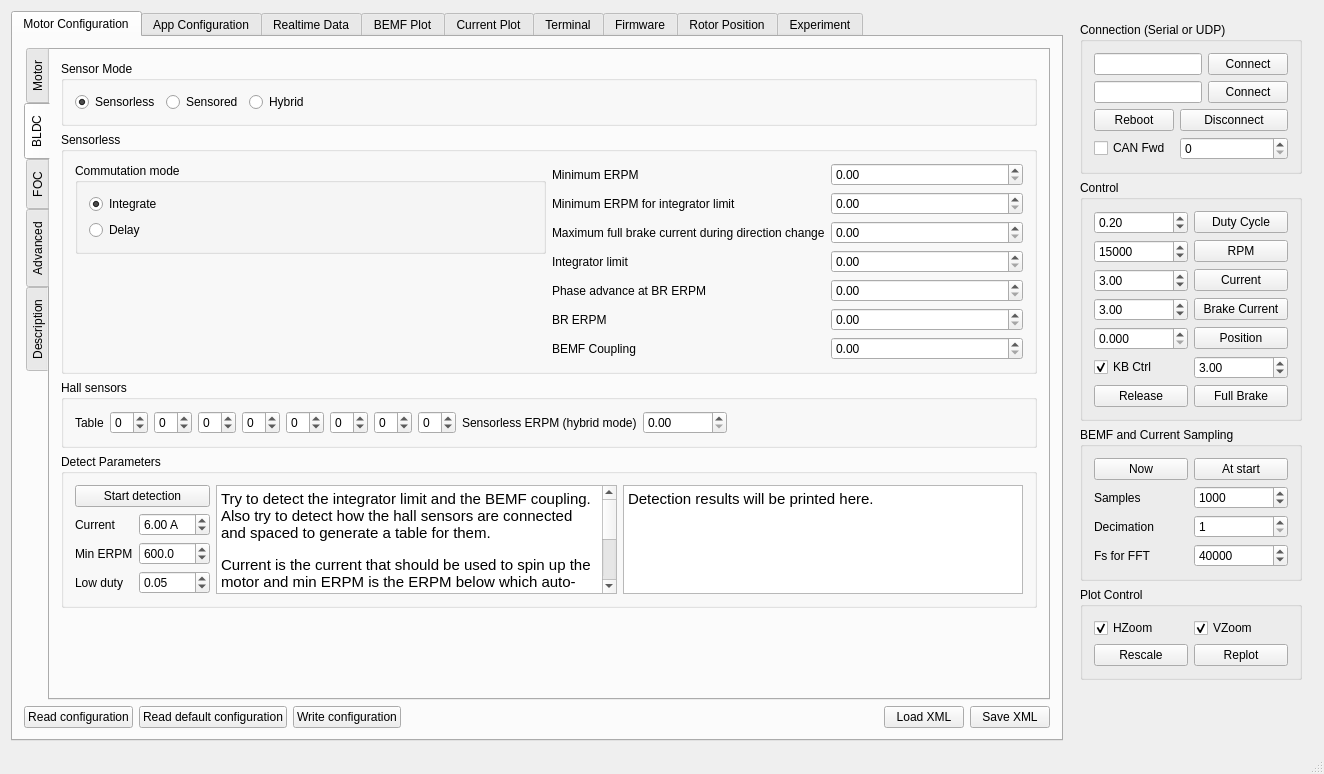
Old version of the form mainwindow.ui in the repository vedderb/bldc-tool.
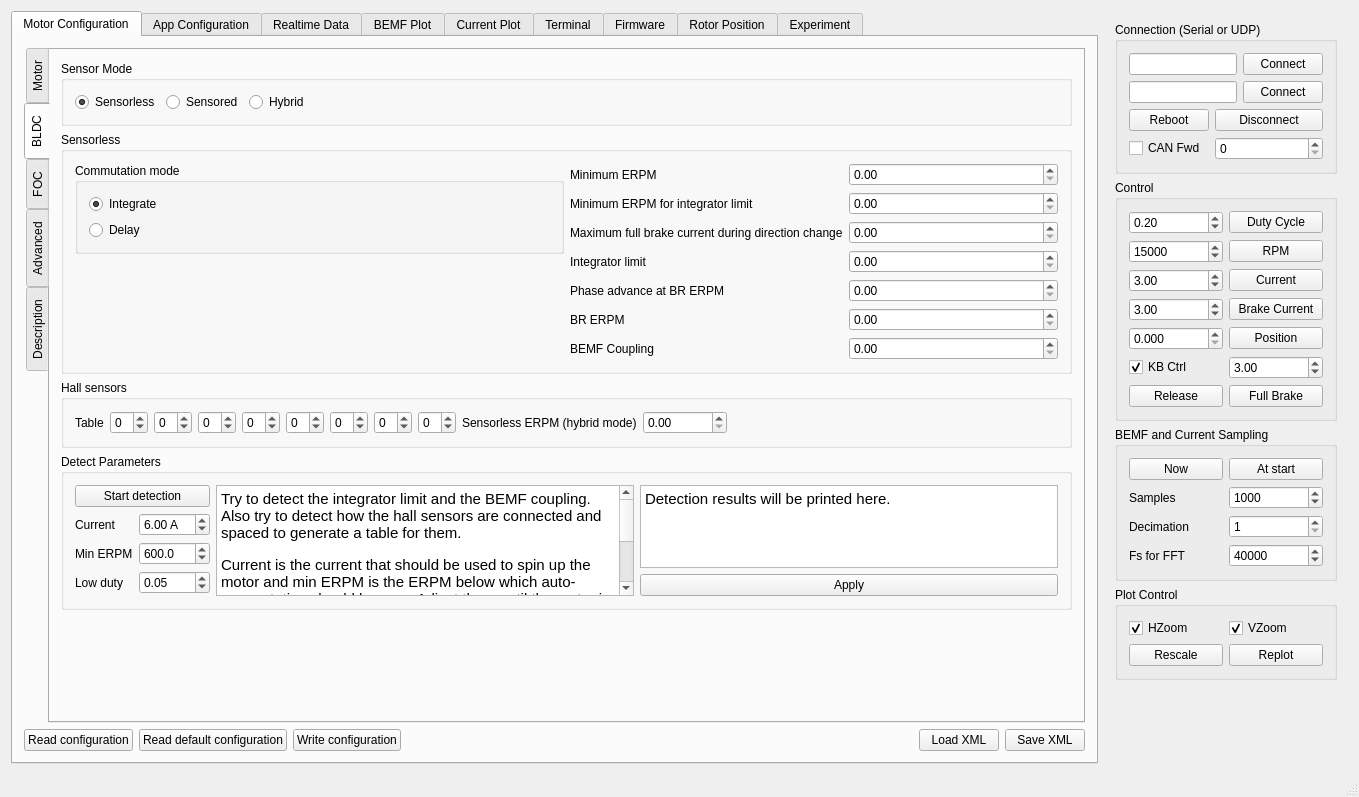
New version of the form. The open tabs and pages were chosen to show the change. Custom widgets are drawn as their Qt base class.

Commit message: FW 2.4 and apply button for BLDC detect results

```diff
--- a/mainwindow.ui
+++ b/mainwindow.ui
@@ -6,8 +6,8 @@
    <rect>
     <x>0</x>
     <y>0</y>
-    <width>1324</width>
-    <height>771</height>
+    <width>1359</width>
+    <height>797</height>
    </rect>
   </property>
   <property name="sizePolicy">
@@ -1088,25 +1088,36 @@
                     <string>&lt;!DOCTYPE HTML PUBLIC &quot;-//W3C//DTD HTML 4.0//EN&quot; &quot;http://www.w3.org/TR/REC-html40/strict.dtd&quot;&gt;
 &lt;html&gt;&lt;head&gt;&lt;meta name=&quot;qrichtext&quot; content=&quot;1&quot; /&gt;&lt;style type=&quot;text/css&quot;&gt;
 p, li { white-space: pre-wrap; }
-&lt;/style&gt;&lt;/head&gt;&lt;body style=&quot; font-family:'Ubuntu'; font-size:11pt; font-weight:400; font-style:normal;&quot;&gt;
-&lt;p style=&quot; margin-top:0px; margin-bottom:0px; margin-left:0px; margin-right:0px; -qt-block-indent:0; text-indent:0px;&quot;&gt;Try to detect the integrator limit and the BEMF coupling. Also try to detect how the hall sensors are connected and spaced to generate a table for them.&lt;/p&gt;
+&lt;/style&gt;&lt;/head&gt;&lt;body style=&quot; font-family:'Ubuntu'; font-size:12pt; font-weight:400; font-style:normal;&quot;&gt;
+&lt;p style=&quot; margin-top:0px; margin-bottom:0px; margin-left:0px; margin-right:0px; -qt-block-indent:0; text-indent:0px;&quot;&gt;&lt;span style=&quot; font-size:11pt;&quot;&gt;Try to detect the integrator limit and the BEMF coupling. Also try to detect how the hall sensors are connected and spaced to generate a table for them.&lt;/span&gt;&lt;/p&gt;
 &lt;p style=&quot;-qt-paragraph-type:empty; margin-top:0px; margin-bottom:0px; margin-left:0px; margin-right:0px; -qt-block-indent:0; text-indent:0px; font-family:'Sans Serif'; font-size:9pt;&quot;&gt;&lt;br /&gt;&lt;/p&gt;
-&lt;p style=&quot; margin-top:0px; margin-bottom:0px; margin-left:0px; margin-right:0px; -qt-block-indent:0; text-indent:0px;&quot;&gt;Current is the current that should be used to spin up the motor and min ERPM is the ERPM below which auto-commutation should happen. Adjust them until the motor is able to spin up when clicking start detection.&lt;/p&gt;
-&lt;p style=&quot;-qt-paragraph-type:empty; margin-top:0px; margin-bottom:0px; margin-left:0px; margin-right:0px; -qt-block-indent:0; text-indent:0px;&quot;&gt;&lt;br /&gt;&lt;/p&gt;
-&lt;p style=&quot; margin-top:0px; margin-bottom:0px; margin-left:0px; margin-right:0px; -qt-block-indent:0; text-indent:0px;&quot;&gt;Low duty is the duty cycle at which the BEMF coupling is measured. It should be kept as low as possible as long as the motor is able to run smoothly at it.&lt;/p&gt;&lt;/body&gt;&lt;/html&gt;</string>
+&lt;p style=&quot; margin-top:0px; margin-bottom:0px; margin-left:0px; margin-right:0px; -qt-block-indent:0; text-indent:0px;&quot;&gt;&lt;span style=&quot; font-size:11pt;&quot;&gt;Current is the current that should be used to spin up the motor and min ERPM is the ERPM below which auto-commutation should happen. Adjust them until the motor is able to spin up when clicking start detection.&lt;/span&gt;&lt;/p&gt;
+&lt;p style=&quot;-qt-paragraph-type:empty; margin-top:0px; margin-bottom:0px; margin-left:0px; margin-right:0px; -qt-block-indent:0; text-indent:0px; font-size:11pt;&quot;&gt;&lt;br /&gt;&lt;/p&gt;
+&lt;p style=&quot; margin-top:0px; margin-bottom:0px; margin-left:0px; margin-right:0px; -qt-block-indent:0; text-indent:0px;&quot;&gt;&lt;span style=&quot; font-size:11pt;&quot;&gt;Low duty is the duty cycle at which the BEMF coupling is measured. It should be kept as low as possible as long as the motor is able to run smoothly at it.&lt;/span&gt;&lt;/p&gt;&lt;/body&gt;&lt;/html&gt;</string>
                    </property>
                   </widget>
                  </item>
                  <item>
-                  <widget class="QTextBrowser" name="mcconfDetectResultBrowser">
-                   <property name="html">
-                    <string>&lt;!DOCTYPE HTML PUBLIC &quot;-//W3C//DTD HTML 4.0//EN&quot; &quot;http://www.w3.org/TR/REC-html40/strict.dtd&quot;&gt;
+                  <layout class="QVBoxLayout" name="verticalLayout_34">
+                   <item>
+                    <widget class="QTextBrowser" name="mcconfDetectResultBrowser">
+                     <property name="html">
+                      <string>&lt;!DOCTYPE HTML PUBLIC &quot;-//W3C//DTD HTML 4.0//EN&quot; &quot;http://www.w3.org/TR/REC-html40/strict.dtd&quot;&gt;
 &lt;html&gt;&lt;head&gt;&lt;meta name=&quot;qrichtext&quot; content=&quot;1&quot; /&gt;&lt;style type=&quot;text/css&quot;&gt;
 p, li { white-space: pre-wrap; }
-&lt;/style&gt;&lt;/head&gt;&lt;body style=&quot; font-family:'Ubuntu'; font-size:11pt; font-weight:400; font-style:normal;&quot;&gt;
-&lt;p style=&quot; margin-top:0px; margin-bottom:0px; margin-left:0px; margin-right:0px; -qt-block-indent:0; text-indent:0px;&quot;&gt;Detection results will be printed here.&lt;/p&gt;&lt;/body&gt;&lt;/html&gt;</string>
-                   </property>
-                  </widget>
+&lt;/style&gt;&lt;/head&gt;&lt;body style=&quot; font-family:'Ubuntu'; font-size:12pt; font-weight:400; font-style:normal;&quot;&gt;
+&lt;p style=&quot; margin-top:0px; margin-bottom:0px; margin-left:0px; margin-right:0px; -qt-block-indent:0; text-indent:0px;&quot;&gt;&lt;span style=&quot; font-size:11pt;&quot;&gt;Detection results will be printed here.&lt;/span&gt;&lt;/p&gt;&lt;/body&gt;&lt;/html&gt;</string>
+                     </property>
+                    </widget>
+                   </item>
+                   <item>
+                    <widget class="QPushButton" name="mcconfDetectApplyButton">
+                     <property name="text">
+                      <string>Apply</string>
+                     </property>
+                    </widget>
+                   </item>
+                  </layout>
                  </item>
                 </layout>
                </widget>
```
Left out of the diff: 32 changed lines with no effect on the pictures. The commit also changes 25 other files.
